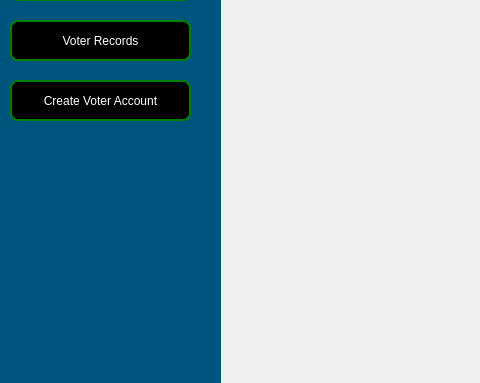
The window that dashboard.ui (Rabsoninnora/LBTCSU) describes before a commit, drawn with Qt 5; both pictures show x 0 to 480 and y 380 to 763 of the 1380 by 763 pixel window.
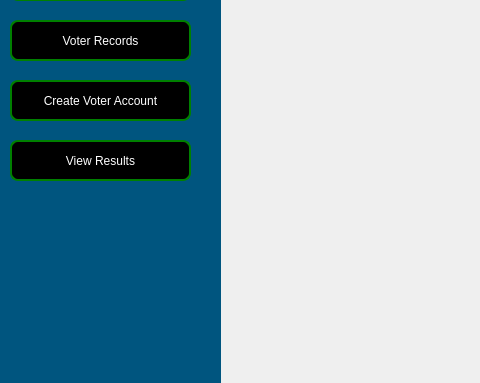
The same window after the commit. Icons and pictures are not drawn.

Diff of the .ui file:
```diff
--- a/dashboard.ui
+++ b/dashboard.ui
@@ -258,6 +258,34 @@
     <string/>
    </property>
   </widget>
+  <widget class="QPushButton" name="btn_ResultsView">
+   <property name="geometry">
+    <rect>
+     <x>10</x>
+     <y>520</y>
+     <width>181</width>
+     <height>41</height>
+    </rect>
+   </property>
+   <property name="styleSheet">
+    <string notr="true">    
+QPushButton{
+                    color: rgb(255, 255, 255);
+                    border:2px solid green;
+                    border-radius: 8px;
+                    padding: 0 8px;
+                    background-color: rgb(255, 267, 245);
+                    font: 500 11pt ;
+                   
+
+}
+
+ </string>
+   </property>
+   <property name="text">
+    <string>View Results</string>
+   </property>
+  </widget>
   <zorder>Side_Nav</zorder>
   <zorder>pushButton</zorder>
   <zorder>btn_Dashboard_logout</zorder>
@@ -267,6 +295,7 @@
   <zorder>btn_voter_records</zorder>
   <zorder>BodyLabel</zorder>
   <zorder>btn_voter_account</zorder>
+  <zorder>btn_ResultsView</zorder>
  </widget>
  <resources/>
  <connections/>
```
